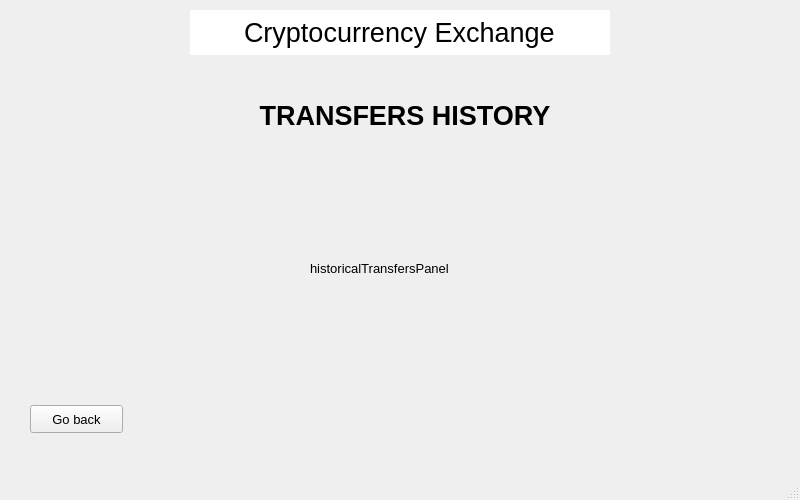
First picture: the form in cryptocurrency-exchange/mainwindow.ui, repository Lyczeq/cryptocurrency-exchange, before the edit.
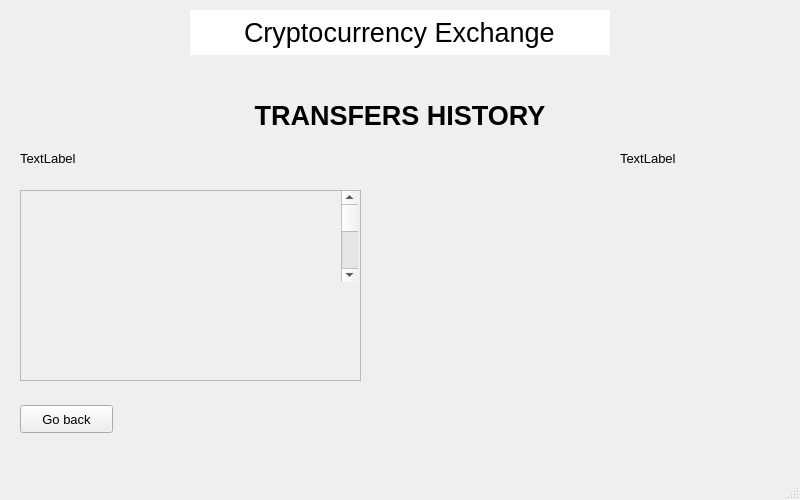
Second picture: the form after the edit. The open tabs and pages were chosen to show the change.

Commit message: Sending transfer mechanic is done, TODO: history of transfers

```diff
--- a/cryptocurrency-exchange/mainwindow.ui
+++ b/cryptocurrency-exchange/mainwindow.ui
@@ -48,7 +48,7 @@
    <widget class="QStackedWidget" name="stackedWidget">
     <property name="geometry">
      <rect>
-      <x>10</x>
+      <x>0</x>
       <y>80</y>
       <width>790</width>
       <height>361</height>
@@ -1712,19 +1712,6 @@
      </widget>
     </widget>
     <widget class="QWidget" name="historicalTransfersPanel">
-     <widget class="QLabel" name="label_9">
-      <property name="geometry">
-       <rect>
-        <x>300</x>
-        <y>180</y>
-        <width>241</width>
-        <height>16</height>
-       </rect>
-      </property>
-      <property name="text">
-       <string>historicalTransfersPanel</string>
-      </property>
-     </widget>
      <widget class="QPushButton" name="goBackFromTransfersHistBtn">
       <property name="geometry">
        <rect>
@@ -1749,7 +1736,7 @@
        <rect>
         <x>200</x>
         <y>20</y>
-        <width>390</width>
+        <width>400</width>
         <height>31</height>
        </rect>
       </property>
@@ -1768,6 +1755,68 @@
        <set>Qt::AlignCenter</set>
       </property>
      </widget>
+     <widget class="QLabel" name="label_2">
+      <property name="geometry">
+       <rect>
+        <x>20</x>
+        <y>70</y>
+        <width>55</width>
+        <height>16</height>
+       </rect>
+      </property>
+      <property name="text">
+       <string>TextLabel</string>
+      </property>
+     </widget>
+     <widget class="QLabel" name="label_4">
+      <property name="geometry">
+       <rect>
+        <x>620</x>
+        <y>70</y>
+        <width>55</width>
+        <height>16</height>
+       </rect>
+      </property>
+      <property name="text">
+       <string>TextLabel</string>
+      </property>
+     </widget>
+     <widget class="QScrollArea" name="scrollArea">
+      <property name="geometry">
+       <rect>
+        <x>20</x>
+        <y>110</y>
+        <width>341</width>
+        <height>191</height>
+       </rect>
+      </property>
+      <property name="widgetResizable">
+       <bool>true</bool>
+      </property>
+      <widget class="QWidget" name="scrollAreaWidgetContents">
+       <property name="geometry">
+        <rect>
+         <x>0</x>
+         <y>0</y>
+         <width>339</width>
+         <height>189</height>
+        </rect>
+       </property>
+       <widget class="QScrollBar" name="verticalScrollBar">
+        <property name="geometry">
+         <rect>
+          <x>320</x>
+          <y>0</y>
+          <width>17</width>
+          <height>91</height>
+         </rect>
+        </property>
+        <property name="orientation">
+         <enum>Qt::Vertical</enum>
+        </property>
+       </widget>
+      </widget>
+     </widget>
     </widget>
     <widget class="QWidget" name="CFDPanel">
      <widget class="QLabel" name="label_10">
```
Left out of the diff: 2 changed lines with no effect on the pictures. The commit also changes 14 other files.
